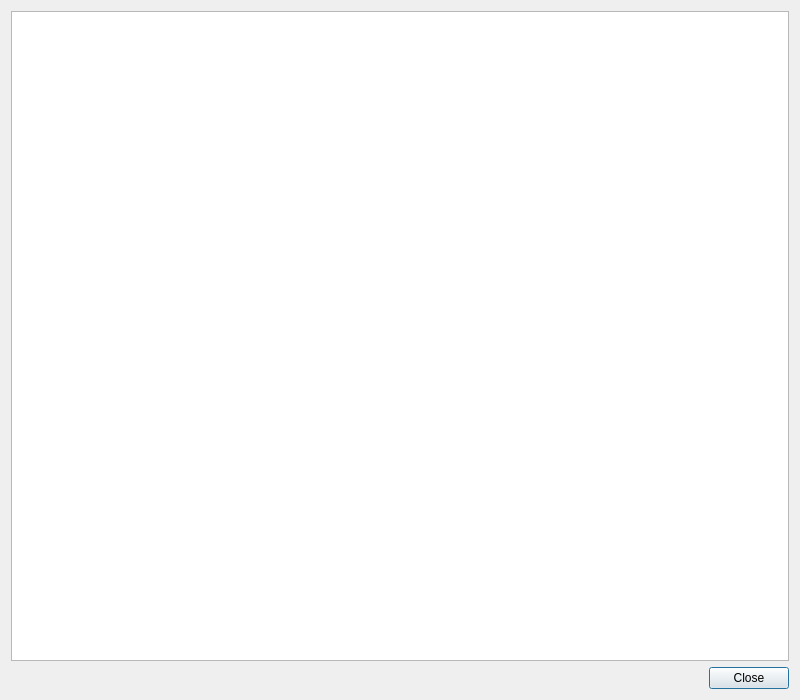
This is src/gui/packetview.ui in nevtum/XSeriesTestTool as Qt 5 draws it before an edit. The edited form follows.
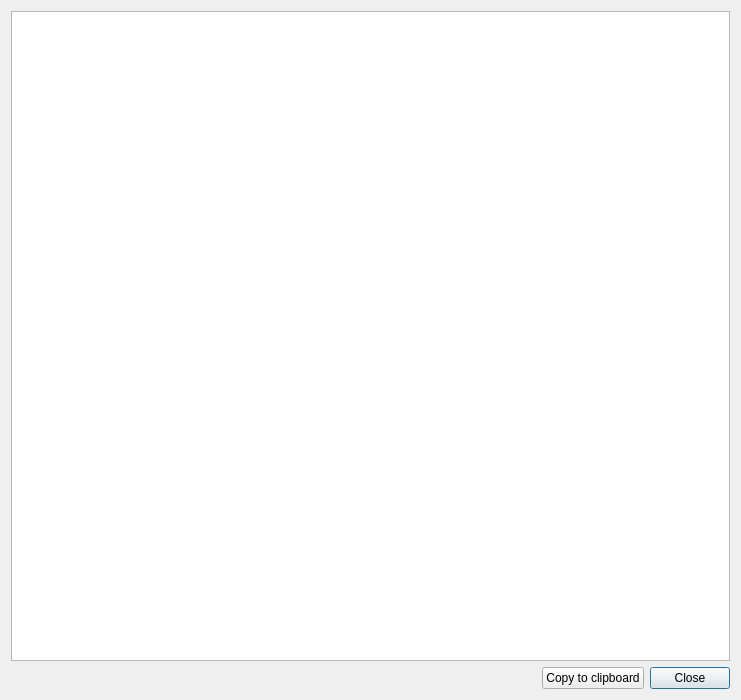
This is the edited form.

Commit message: added function to copy contents from decoder view to clipboard

```diff
--- a/src/gui/packetview.ui
+++ b/src/gui/packetview.ui
@@ -9,7 +9,7 @@
    <rect>
     <x>0</x>
     <y>0</y>
-    <width>800</width>
+    <width>741</width>
     <height>700</height>
    </rect>
   </property>
@@ -17,6 +17,16 @@
    <string notr="true">Packet View</string>
   </property>
   <layout class="QVBoxLayout" name="verticalLayout_4">
+   <item>
+    <widget class="QTextEdit" name="textEdit">
+     <property name="acceptDrops">
+      <bool>false</bool>
+     </property>
+     <property name="frameShape">
+      <enum>QFrame::StyledPanel</enum>
+     </property>
+    </widget>
+   </item>
    <item>
     <layout class="QVBoxLayout" name="verticalLayout_3">
      <item>
@@ -34,20 +44,17 @@
          </property>
         </spacer>
        </item>
-       <item row="2" column="1">
-        <widget class="QPushButton" name="pushButton">
+       <item row="2" column="2">
+        <widget class="QPushButton" name="btnClose">
          <property name="text">
           <string>Close</string>
          </property>
         </widget>
        </item>
-       <item row="0" column="0" rowspan="2" colspan="2">
-        <widget class="QTextEdit" name="textEdit">
-         <property name="acceptDrops">
-          <bool>false</bool>
-         </property>
-         <property name="frameShape">
-          <enum>QFrame::StyledPanel</enum>
+       <item row="2" column="1">
+        <widget class="QPushButton" name="btnCopy">
+         <property name="text">
+          <string>Copy to clipboard</string>
          </property>
         </widget>
        </item>
```
Left out of the diff: 2 changed lines with no effect on the pictures. The commit also changes 2 other files.
